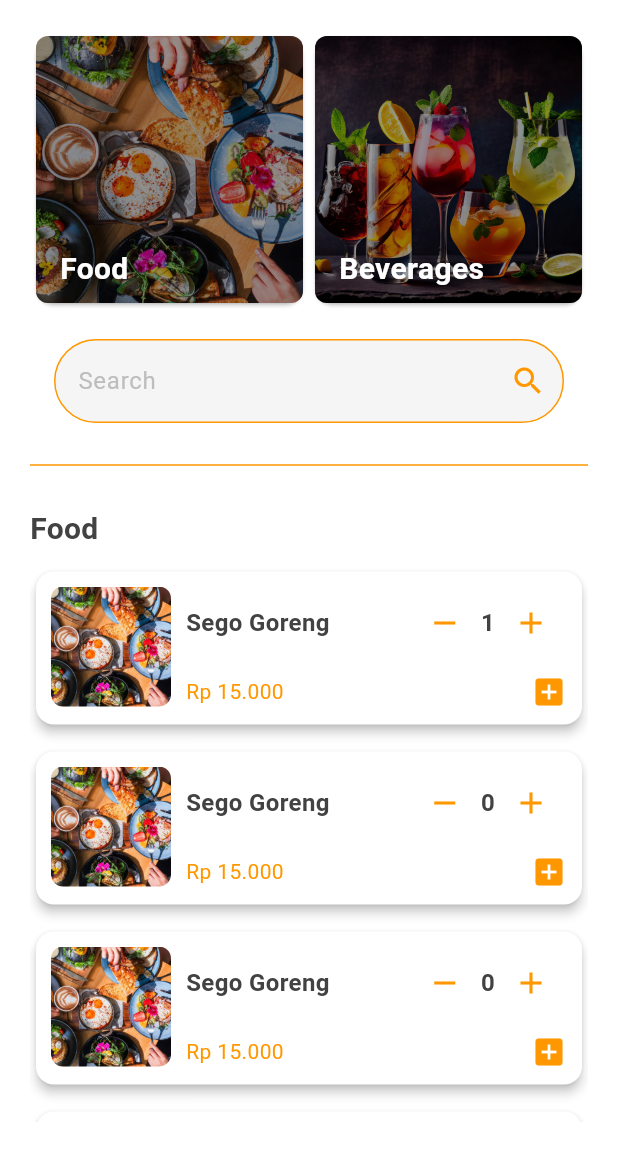
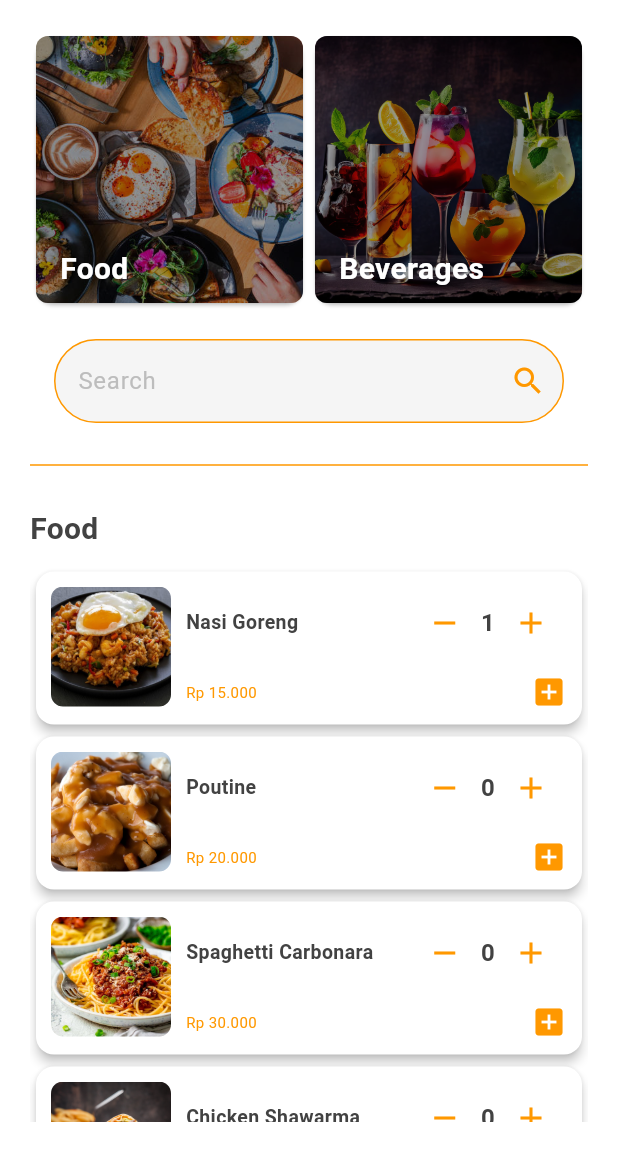
Before and after one commit to gesangwidigdo/RestaurApp, a Flutter app: the MainPage screen opened directly, after a tap on the "add" icon, on a phone screen of 412 x 824 dp, the part 84-1236 px from its top. Run offline on Flutter 3.47's test engine with Material 3 defaults, Android fonts, the phone set to English and light mode, and no system bars.

Commit message:
feat: add menu list

```diff
--- /dev/null
+++ b/lib/models/menu_list.dart
@@ -0,0 +1,76 @@
+class MenuList {
+  String imagePath;
+  String menuName;
+  String price;
+  String category;
+
+  MenuList({
+    required this.imagePath,
+    required this.menuName,
+    required this.price,
+    required this.category,
+  });
+}
+
+var menuList = [
+  MenuList(
+    imagePath: 'lib/assets/menus/nasi_goreng.jpeg',
+    menuName: 'Nasi Goreng',
+    price: 'Rp 15.000',
+    category: 'food',
+  ),
+  MenuList(
+    imagePath: 'lib/assets/menus/poutine.jpg',
+    menuName: 'Poutine',
+    price: 'Rp 20.000',
+    category: 'food',
+  ),
+  MenuList(
+    imagePath: 'lib/assets/menus/spaghetti-carbonara.jpg',
+    menuName: 'Spaghetti Carbonara',
+    price: 'Rp 30.000',
+    category: 'food',
+  ),
+  MenuList(
+    imagePath: 'lib/assets/menus/chicken-shawarma.jpg',
+    menuName: 'Chicken Shawarma',
+    price: 'Rp 18.000',
+    category: 'food',
+  ),
+  MenuList(
+    imagePath: 'lib/assets/menus/french_toast.jpg',
+    menuName: 'French Toast',
+    price: 'Rp 25.000',
+    category: 'food',
+  ),
+  MenuList(
+    imagePath: 'lib/assets/menus/iced_tea.jpeg',
+    menuName: 'Iced Tea',
+    price: 'Rp 5.000',
+    category: 'beverages',
+  ),
+  MenuList(
+    imagePath: 'lib/assets/menus/oreo-milkshake.jpg',
+    menuName: 'Oreo Milkshake',
+    price: 'Rp 15.000',
+    category: 'beverages',
+  ),
+  MenuList(
+    imagePath: 'lib/assets/menus/matcha-latte.jpeg',
+    menuName: 'Matcha Latte',
+    price: 'Rp 20.000',
+    category: 'beverages',
+  ),
+  MenuList(
+    imagePath: 'lib/assets/menus/cappuccino.jpg',
+    menuName: 'Cappuccino',
+    price: 'Rp 20.000',
+    category: 'beverages',
+  ),
+  MenuList(
+    imagePath: 'lib/assets/menus/tropical-slushie.jpg',
+    menuName: 'Tropical Slushie',
+    price: 'Rp 15.000',
+    category: 'beverages',
+  ),
+];
--- a/lib/screens/main/main_page.dart
+++ b/lib/screens/main/main_page.dart
@@ -1,9 +1,12 @@
 import 'package:flutter/material.dart';
+import 'package:restaurapp/models/menu_list.dart';
 import 'package:restaurapp/widgets/image_card.dart';
 import 'package:restaurapp/widgets/menu_item.dart';
 import 'package:restaurapp/widgets/search_bar_widget.dart';
 
 class MainPage extends StatelessWidget {
+  const MainPage({super.key});
+
   @override
   Widget build(BuildContext context) {
     return Scaffold(
@@ -58,34 +61,21 @@ class MainPage extends StatelessWidget {
               ),
             ),
             const SizedBox(height: 10),
-            const MenuItem(
-              imagePath: 'lib/assets/food.jpg',
-              menuName: 'Sego Goreng',
-              price: 'Rp 15.000',
-            ),
-            const SizedBox(height: 10),
-            const MenuItem(
-              imagePath: 'lib/assets/food.jpg',
-              menuName: 'Sego Goreng',
-              price: 'Rp 15.000',
-            ),
-            const SizedBox(height: 10),
-            const MenuItem(
-              imagePath: 'lib/assets/food.jpg',
-              menuName: 'Sego Goreng',
-              price: 'Rp 15.000',
-            ),
-            const SizedBox(height: 10),
-            const MenuItem(
-              imagePath: 'lib/assets/food.jpg',
-              menuName: 'Sego Goreng',
-              price: 'Rp 15.000',
-            ),
-            const SizedBox(height: 10),
-            const MenuItem(
-              imagePath: 'lib/assets/food.jpg',
-              menuName: 'Sego Goreng',
-              price: 'Rp 15.000',
+            ListView.builder(
+              shrinkWrap: true,
+              physics: const NeverScrollableScrollPhysics(),
+              itemCount: menuList.length,
+              itemBuilder: (context, index) {
+                final menu = menuList[index];
+                if (menu.category == 'food') {
+                  return MenuItem(
+                    imagePath: menu.imagePath,
+                    menuName: menu.menuName,
+                    price: menu.price,
+                  );
+                }
+                return const SizedBox.shrink();
+              },
             ),
             const SizedBox(height: 50),
             const Text(
@@ -95,36 +85,23 @@ class MainPage extends StatelessWidget {
                 fontWeight: FontWeight.bold,
               ),
             ),
-            const MenuItem(
-              imagePath: 'lib/assets/beverages.jpg',
-              menuName: 'Vodka Pedas',
-              price: 'Rp 8.000',
+            const SizedBox(height: 10),
+            ListView.builder(
+              shrinkWrap: true,
+              physics: const NeverScrollableScrollPhysics(),
+              itemCount: menuList.length,
+              itemBuilder: (context, index) {
+                final menu = menuList[index];
+                if (menu.category == 'beverages') {
+                  return MenuItem(
+                    imagePath: menu.imagePath,
+                    menuName: menu.menuName,
+                    price: menu.price,
+                  );
+                }
+                return const SizedBox.shrink();
+              },
             ),
-            const SizedBox(height: 10),
-            const MenuItem(
-              imagePath: 'lib/assets/beverages.jpg',
-              menuName: 'Vodka Pedas',
-              price: 'Rp 8.000',
-            ),
-            const SizedBox(height: 10),
-            const MenuItem(
-              imagePath: 'lib/assets/beverages.jpg',
-              menuName: 'Vodka Pedas',
-              price: 'Rp 8.000',
-            ),
-            const SizedBox(height: 10),
-            const MenuItem(
-              imagePath: 'lib/assets/beverages.jpg',
-              menuName: 'Vodka Pedas',
-              price: 'Rp 8.000',
-            ),
-            const SizedBox(height: 10),
-            const MenuItem(
-              imagePath: 'lib/assets/beverages.jpg',
-              menuName: 'Vodka Pedas',
-              price: 'Rp 8.000',
-            ),
-            const SizedBox(height: 10),
           ],
         ),
       ),
--- a/lib/widgets/menu_item.dart
+++ b/lib/widgets/menu_item.dart
@@ -53,9 +53,10 @@ class _MenuItemState extends State<MenuItem> {
                       Text(
                         widget.menuName,
                         style: const TextStyle(
-                          fontSize: 16,
+                          fontSize: 13,
                           fontWeight: FontWeight.bold,
                         ),
+                        softWrap: true,
                       ),
                       const Spacer(),
                       Row(
@@ -96,7 +97,7 @@ class _MenuItemState extends State<MenuItem> {
                       Text(
                         widget.price,
                         style: const TextStyle(
-                          fontSize: 14,
+                          fontSize: 10,
                           color: Color(0xFFFF9800),
                         ),
                       ),
--- a/pubspec.yaml
+++ b/pubspec.yaml
@@ -62,6 +62,7 @@ flutter:
   assets:
     - lib/assets/food.jpg
     - lib/assets/beverages.jpg
+    - lib/assets/menus/
 
   # An image asset can refer to one or more resolution-specific "variants", see
   # https://flutter.dev/to/resolution-aware-images
```
Also changed, not shown: lib/assets/menus/cappuccino.jpg (added), lib/assets/menus/chicken-shawarma.jpg (added), lib/assets/menus/french_toast.jpg (added), lib/assets/menus/iced_tea.jpeg (added), lib/assets/menus/matcha-latte.jpeg (added), lib/assets/menus/nasi_goreng.jpeg (added), lib/assets/menus/oreo-milkshake.jpg (added), lib/assets/menus/poutine.jpg (added), lib/assets/menus/spaghetti-carbonara.jpg (added), lib/assets/menus/tropical-slushie.jpg (added).
